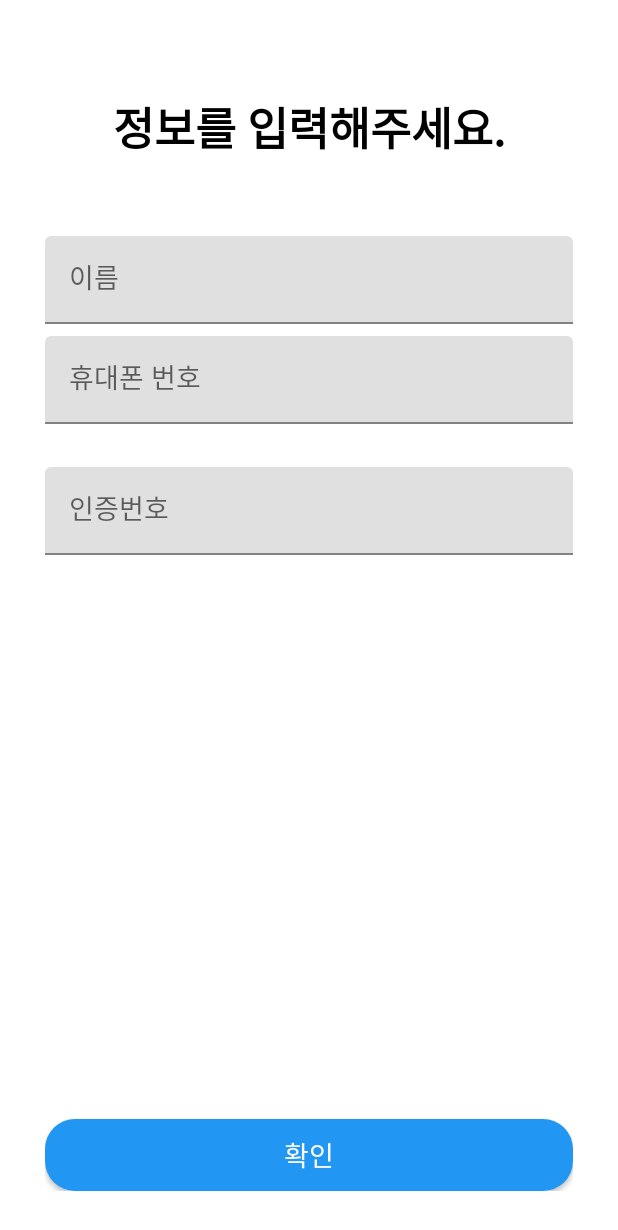
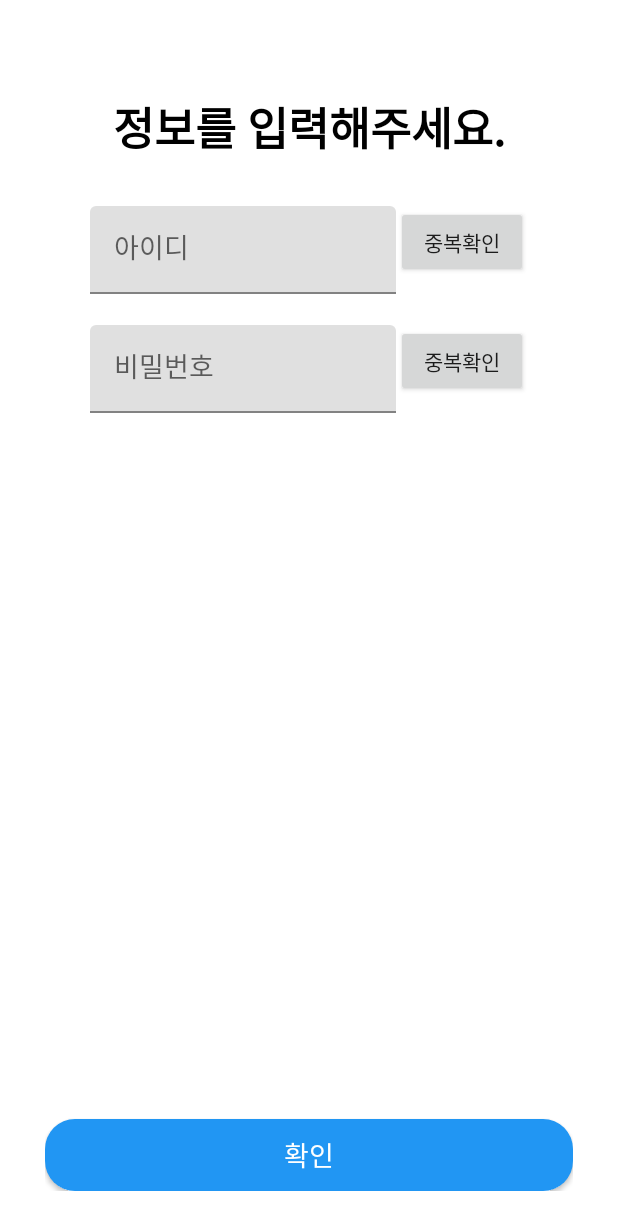
Before and after one commit to sseung416/DgswSol, an Android app: the SignUpFragment screen opened through its navigation route, on a phone screen of 412 x 824 dp. Shown: the top 1230 px of the screen. Run offline under Robolectric (Android 15) with nearby library versions, the phone set to English and light mode, and no system bars; our stand-ins replace data binding.

Commit message:
[Update] signUpFragment에 viewPager 추가 후 item xml 파일 작성

```diff
--- /dev/null
+++ b/presenter/src/main/java/com/example/a2ndproject/model/Card.kt
@@ -0,0 +1,7 @@
+package com.example.a2ndproject.model
+
+data class Card(
+    val title: String,
+    val subtitle: String?,
+    val img: Int
+)
--- /dev/null
+++ b/presenter/src/main/java/com/example/a2ndproject/view/adapter/SignUpViewPagerAdapter.kt
@@ -0,0 +1,4 @@
+package com.example.a2ndproject.view.adapter
+
+class SignUpViewPagerAdapter {
+}
--- /dev/null
+++ b/presenter/src/main/java/com/example/a2ndproject/view/fragment/NumberPadFragment.kt
@@ -0,0 +1,29 @@
+/**
+ * 숫자 패드 프래그먼트
+ *
+ * @author 최승연
+ * @date 2021-09-06
+ * */
+
+package com.example.a2ndproject.view.fragment
+
+import android.os.Bundle
+import androidx.fragment.app.Fragment
+import android.view.LayoutInflater
+import android.view.View
+import android.view.ViewGroup
+import com.example.a2ndproject.R
+
+class NumberPadFragment : Fragment() {
+
+    override fun onCreateView(
+        inflater: LayoutInflater, container: ViewGroup?,
+        savedInstanceState: Bundle?
+    ): View? {
+        return inflater.inflate(R.layout.number_pad_fragment, container, false)
+    }
+
+    override fun onViewCreated(view: View, savedInstanceState: Bundle?) {
+        super.onViewCreated(view, savedInstanceState)
+    }
+}
--- a/presenter/src/main/java/com/example/a2ndproject/view/fragment/SignUpFragment.kt
+++ b/presenter/src/main/java/com/example/a2ndproject/view/fragment/SignUpFragment.kt
@@ -1,3 +1,9 @@
+/**
+ * 회원가입 프래그먼트
+ *
+ * @author 최승연
+ * @date 2021-09-06
+ * */
 package com.example.a2ndproject.view.fragment
 
 import androidx.lifecycle.ViewModelProvider
--- /dev/null
+++ b/presenter/src/main/java/com/example/a2ndproject/view/fragment/ViewPagerItemSignUpFragment.kt
@@ -0,0 +1,32 @@
+package com.example.a2ndproject.view.fragment
+
+import androidx.lifecycle.ViewModelProvider
+import android.os.Bundle
+import androidx.fragment.app.Fragment
+import android.view.LayoutInflater
+import android.view.View
+import android.view.ViewGroup
+import com.example.a2ndproject.R
+import com.example.a2ndproject.view.viewmodel.SignUpViewModel
+
+class ViewPagerItemSignUpFragment : Fragment() {
+
+    private lateinit var viewModel: SignUpViewModel
+
+    override fun onCreateView(
+        inflater: LayoutInflater, container: ViewGroup?,
+        savedInstanceState: Bundle?
+    ): View? {
+        return inflater.inflate(R.layout.view_pager_item_sign_up_fragment, container, false)
+    }
+
+    override fun onViewCreated(view: View, savedInstanceState: Bundle?) {
+        super.onViewCreated(view, savedInstanceState)
+
+        init()
+    }
+
+    private fun init() {
+        viewModel = ViewModelProvider(requireActivity()).get(SignUpViewModel::class.java)
+    }
+}
--- /dev/null
+++ b/presenter/src/main/res/layout/number_pad_fragment.xml
@@ -0,0 +1,13 @@
+<?xml version="1.0" encoding="utf-8"?>
+<FrameLayout xmlns:android="http://schemas.android.com/apk/res/android"
+    xmlns:tools="http://schemas.android.com/tools"
+    android:layout_width="match_parent"
+    android:layout_height="match_parent"
+    tools:context=".view.fragment.NumberPadFragment">
+
+    <TextView
+        android:layout_width="match_parent"
+        android:layout_height="match_parent"
+        android:text="Hello" />
+
+</FrameLayout>
--- a/presenter/src/main/res/layout/sign_up_fragment.xml
+++ b/presenter/src/main/res/layout/sign_up_fragment.xml
@@ -20,55 +20,6 @@
             app:layout_constraintStart_toStartOf="parent"
             app:layout_constraintTop_toTopOf="parent" />
 
-        <com.google.android.material.textfield.TextInputLayout
-            android:id="@+id/textInputLayout"
-            android:layout_width="match_parent"
-            android:layout_height="wrap_content"
-            android:layout_marginTop="50dp"
-            app:layout_constraintEnd_toEndOf="parent"
-            app:layout_constraintStart_toStartOf="parent"
-            app:layout_constraintTop_toBottomOf="@+id/tv_title_sign_up">
-
-            <com.google.android.material.textfield.TextInputEditText
-                android:hint="이름"
-                style="@style/RegularTextView"
-                android:layout_width="match_parent"
-                android:layout_height="wrap_content" />
-        </com.google.android.material.textfield.TextInputLayout>
-
-        <com.google.android.material.textfield.TextInputLayout
-            android:layout_width="match_parent"
-            android:layout_height="wrap_content"
-            android:layout_marginTop="8dp"
-            app:layout_constraintEnd_toEndOf="parent"
-            app:layout_constraintStart_toStartOf="parent"
-            app:layout_constraintTop_toBottomOf="@+id/textInputLayout2">
-
-            <!-- TODO 인증 번호 구현 안 되면 삭제 -->
-            <com.google.android.material.textfield.TextInputEditText
-                android:hint="인증번호"
-                style="@style/RegularTextView"
-                android:layout_width="match_parent"
-                android:layout_height="wrap_content" />
-        </com.google.android.material.textfield.TextInputLayout>
-
-        <com.google.android.material.textfield.TextInputLayout
-            android:id="@+id/textInputLayout2"
-            app:errorEnabled="true"
-            android:layout_width="match_parent"
-            android:layout_height="wrap_content"
-            android:layout_marginTop="8dp"
-            app:layout_constraintEnd_toEndOf="parent"
-            app:layout_constraintStart_toStartOf="parent"
-            app:layout_constraintTop_toBottomOf="@+id/textInputLayout">
-
-            <com.google.android.material.textfield.TextInputEditText
-                android:hint="휴대폰 번호"
-                style="@style/RegularTextView"
-                android:layout_width="match_parent"
-                android:layout_height="wrap_content" />
-        </com.google.android.material.textfield.TextInputLayout>
-
         <androidx.appcompat.widget.AppCompatButton
             android:id="@+id/btn_confirm_sign_up"
             style="@style/RegularTextView"
@@ -81,5 +32,15 @@
             app:layout_constraintEnd_toEndOf="parent"
             app:layout_constraintStart_toStartOf="parent" />
 
+        <androidx.fragment.app.FragmentContainerView
+            android:id="@+id/fragment_sign_up"
+            android:name="com.example.a2ndproject.view.fragment.ViewPagerItemSignUpFragment"
+            android:layout_width="0dp"
+            android:layout_height="0dp"
+            app:layout_constraintBottom_toTopOf="@+id/btn_confirm_sign_up"
+            app:layout_constraintEnd_toEndOf="parent"
+            app:layout_constraintStart_toStartOf="parent"
+            app:layout_constraintTop_toBottomOf="@+id/tv_title_sign_up" />
+
     </androidx.constraintlayout.widget.ConstraintLayout>
 </layout>
--- /dev/null
+++ b/presenter/src/main/res/layout/view_pager_item_sign_up_fragment.xml
@@ -0,0 +1,174 @@
+<?xml version="1.0" encoding="utf-8"?>
+<layout xmlns:android="http://schemas.android.com/apk/res/android"
+    xmlns:tools="http://schemas.android.com/tools"
+    xmlns:app="http://schemas.android.com/apk/res-auto"
+    tools:context=".view.fragment.ViewPagerItemSignUpFragment">
+
+    <androidx.constraintlayout.widget.ConstraintLayout
+        android:padding="@dimen/layout_padding_big"
+        android:layout_width="match_parent"
+        android:layout_height="match_parent">
+
+        <androidx.constraintlayout.widget.ConstraintLayout
+            android:layout_width="match_parent"
+            android:layout_height="match_parent"
+            tools:layout_editor_absoluteX="30dp"
+            tools:layout_editor_absoluteY="30dp">
+
+            <com.google.android.material.textfield.TextInputLayout
+                android:id="@+id/textInputLayout4"
+                android:layout_width="0dp"
+                android:layout_height="wrap_content"
+                app:errorEnabled="true"
+                app:layout_constraintEnd_toStartOf="@+id/button5"
+                app:layout_constraintStart_toStartOf="parent"
+                app:layout_constraintTop_toTopOf="parent">
+
+                <com.google.android.material.textfield.TextInputEditText
+                    android:id="@+id/et_id_sign_up_view_pager1"
+                    style="@style/RegularTextView"
+                    android:layout_width="match_parent"
+                    android:layout_height="wrap_content"
+                    android:hint="@string/id" />
+            </com.google.android.material.textfield.TextInputLayout>
+
+            <com.google.android.material.textfield.TextInputLayout
+                android:id="@+id/textInputLayout3"
+                android:layout_width="0dp"
+                android:layout_height="wrap_content"
+                app:errorEnabled="true"
+                app:layout_constraintEnd_toStartOf="@+id/button6"
+                app:layout_constraintStart_toStartOf="parent"
+                app:layout_constraintTop_toBottomOf="@+id/textInputLayout4">
+
+                <com.google.android.material.textfield.TextInputEditText
+                    android:id="@+id/et_password_sign_up_view_pager1"
+                    style="@style/RegularTextView"
+                    android:layout_width="match_parent"
+                    android:layout_height="wrap_content"
+                    android:hint="@string/password" />
+            </com.google.android.material.textfield.TextInputLayout>
+
+            <androidx.appcompat.widget.AppCompatButton
+                android:id="@+id/button5"
+                android:layout_width="wrap_content"
+                android:layout_height="wrap_content"
+                android:text="@string/double_check"
+                app:layout_constraintEnd_toEndOf="parent"
+                app:layout_constraintTop_toTopOf="@+id/textInputLayout4" />
+
+            <androidx.appcompat.widget.AppCompatButton
+                android:id="@+id/button6"
+                android:layout_width="wrap_content"
+                android:layout_height="wrap_content"
+                android:text="@string/double_check"
+                app:layout_constraintEnd_toEndOf="parent"
+                app:layout_constraintTop_toTopOf="@+id/textInputLayout3" />
+
+        </androidx.constraintlayout.widget.ConstraintLayout>
+
+        <androidx.constraintlayout.widget.ConstraintLayout
+            android:layout_width="match_parent"
+            android:layout_height="match_parent"
+            android:visibility="gone"
+            tools:layout_editor_absoluteX="30dp"
+            tools:layout_editor_absoluteY="30dp">
+
+            <com.google.android.material.textfield.TextInputLayout
+                android:id="@+id/textInputLayout6"
+                android:layout_width="0dp"
+                android:layout_height="wrap_content"
+                app:errorEnabled="true"
+                app:layout_constraintEnd_toEndOf="parent"
+                app:layout_constraintStart_toStartOf="parent"
+                app:layout_constraintTop_toTopOf="parent">
+
+                <com.google.android.material.textfield.TextInputEditText
+                    android:id="@+id/et_phone_number_sign_up_view_pager1"
+                    style="@style/RegularTextView"
+                    android:layout_width="match_parent"
+                    android:layout_height="wrap_content"
+                    android:hint="휴대폰 번호" />
+            </com.google.android.material.textfield.TextInputLayout>
+
+            <com.google.android.material.textfield.TextInputLayout
+                android:id="@+id/textInputLayout5"
+                android:layout_width="0dp"
+                android:layout_height="wrap_content"
+                app:errorEnabled="true"
+                app:layout_constraintEnd_toEndOf="parent"
+                app:layout_constraintStart_toStartOf="parent"
+                app:layout_constraintTop_toBottomOf="@+id/textInputLayout6">
+
+                <com.google.android.material.textfield.TextInputEditText
+                    android:id="@+id/et_resident_registration_number_sign_up_view_pager1"
+                    style="@style/RegularTextView"
+                    android:layout_width="match_parent"
+                    android:layout_height="wrap_content"
+                    android:hint="주민등록번호" />
+            </com.google.android.material.textfield.TextInputLayout>
+
+            <com.google.android.material.textfield.TextInputLayout
+                android:layout_width="0dp"
+                android:layout_height="wrap_content"
+                app:errorEnabled="true"
+                app:layout_constraintEnd_toEndOf="parent"
+                app:layout_constraintStart_toStartOf="parent"
+                app:layout_constraintTop_toBottomOf="@+id/textInputLayout5">
+
+                <com.google.android.material.textfield.TextInputEditText
+                    android:id="@+id/et_name_sign_up_view_pager1"
+                    style="@style/RegularTextView"
+                    android:layout_width="match_parent"
+                    android:layout_height="wrap_content"
+                    android:hint="이름(실명)" />
+            </com.google.android.material.textfield.TextInputLayout>
+
+
+        </androidx.constraintlayout.widget.ConstraintLayout>
+
+        <androidx.constraintlayout.widget.ConstraintLayout
+            android:layout_width="match_parent"
+            android:layout_height="match_parent"
+            android:visibility="gone"
+            tools:layout_editor_absoluteX="30dp"
+            tools:layout_editor_absoluteY="30dp">
+
+            <androidx.cardview.widget.CardView
+                android:id="@+id/cardView3"
+                android:layout_width="200dp"
+                android:layout_height="200dp"
+                android:layout_marginStart="1dp"
+                android:layout_marginEnd="1dp"
+                app:layout_constraintEnd_toEndOf="parent"
+                app:layout_constraintStart_toStartOf="parent"
+                app:layout_constraintTop_toTopOf="parent">
+
+                <ImageView
+                    android:id="@+id/imageView3"
+                    android:layout_width="match_parent"
+                    android:layout_height="match_parent"
+                    tools:src="@tools:sample/avatars" />
+            </androidx.cardview.widget.CardView>
+
+            <com.google.android.material.textfield.TextInputLayout
+                android:layout_width="0dp"
+                android:layout_height="wrap_content"
+                app:errorEnabled="true"
+                app:layout_constraintEnd_toEndOf="parent"
+                app:layout_constraintStart_toStartOf="parent"
+                app:layout_constraintTop_toBottomOf="@+id/cardView3">
+
+                <com.google.android.material.textfield.TextInputEditText
+                    android:id="@+id/et_nick_name_sign_up_view_pager1"
+                    style="@style/RegularTextView"
+                    android:layout_width="match_parent"
+                    android:layout_height="wrap_content"
+                    android:hint="@string/nickname" />
+            </com.google.android.material.textfield.TextInputLayout>
+        </androidx.constraintlayout.widget.ConstraintLayout>
+    </androidx.constraintlayout.widget.ConstraintLayout>
+
+
+
+</layout>
--- a/presenter/src/main/res/values/strings.xml
+++ b/presenter/src/main/res/values/strings.xml
@@ -11,4 +11,8 @@
     <string name="check">확인</string>
     <string name="delete">삭제</string>
     <string name="register">가입하기</string>
+    <string name="id">아이디</string>
+    <string name="password">비밀번호</string>
+    <string name="double_check">중복확인</string>
+    <string name="nickname">닉네임</string>
 </resources>
```
